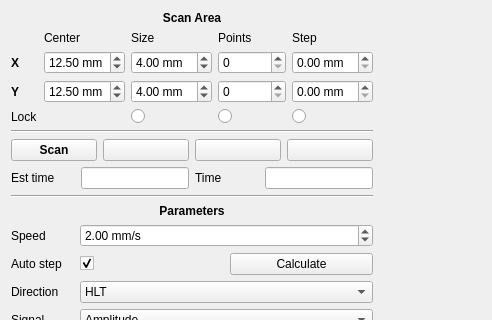
Qt form modules/gui/designer/map_measure_widget.ui (Kaldarinz/PA-RSCF-22-72-00015-) before a commit; both pictures show x 0 to 492 and y 0 to 320 of the 924 by 639 pixel window.
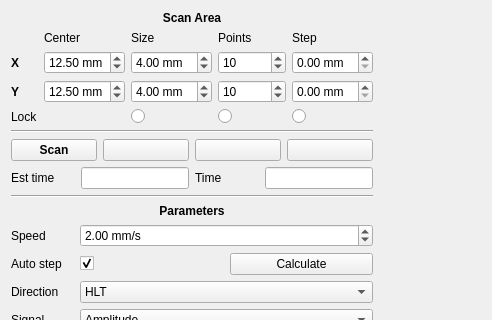
The same form after that commit. Icons and pictures are not drawn. Custom widgets are drawn as their Qt base class.

```diff
--- a/modules/gui/designer/map_measure_widget.ui
+++ b/modules/gui/designer/map_measure_widget.ui
@@ -123,6 +123,9 @@
            <height>0</height>
           </size>
          </property>
+         <property name="value">
+          <number>10</number>
+         </property>
         </widget>
        </item>
        <item row="1" column="0">
@@ -165,6 +168,9 @@
            <height>0</height>
           </size>
          </property>
+         <property name="value">
+          <number>10</number>
+         </property>
         </widget>
        </item>
        <item row="1" column="4">
```
